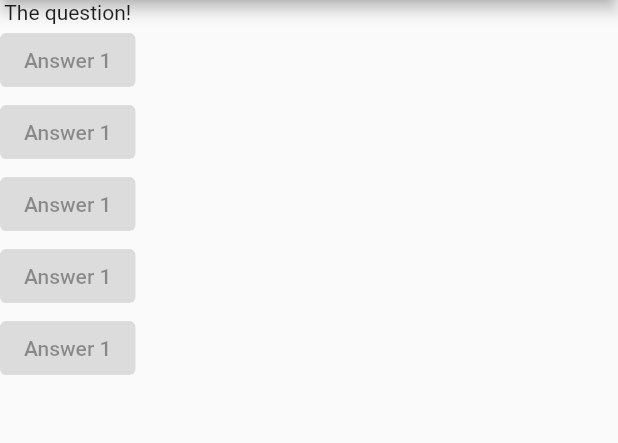
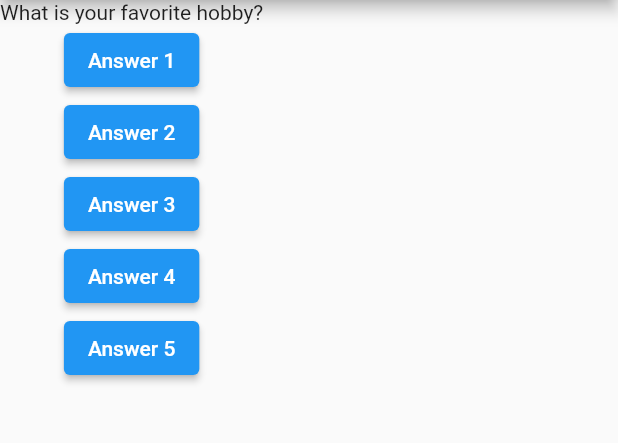
Before and after one commit to j-dolenc/Flutter, a Flutter app: the screen it shows after launch, on a phone screen of 412 x 824 dp, the part 84-527 px from its top. Run offline on Flutter 3.47's test engine with Material 2 defaults, Android fonts, the phone set to English and light mode, and no system bars.

Commit message:
no state

```diff
--- a/flutter_complete_guide/lib/main.dart
+++ b/flutter_complete_guide/lib/main.dart
@@ -11,8 +11,11 @@ class MyApp extends StatelessWidget {
   //you dont need this body
   //  this.text = text;
   //}
-
+  var qIndex = 0;
   //MyApp({this.text});
+  void answerQuestion() {
+    qIndex += 1;
+  }
 
   //this class can now be used as a widget
   //each widget needs a build method with context argument
@@ -33,26 +36,28 @@ class MyApp extends StatelessWidget {
           ),
           body: Column(
             children: [
-              Text("The question!"),
+              Text(questions[qIndex]),
               ElevatedButton(
                 child: Text("Answer 1"),
-                onPressed: null,
+                onPressed: answerQuestion,
               ),
               ElevatedButton(
-                child: Text("Answer 1"),
-                onPressed: null,
+                child: Text("Answer 2"),
+                onPressed: () => qIndex += 1,
               ),
               ElevatedButton(
-                child: Text("Answer 1"),
-                onPressed: null,
+                child: Text("Answer 3"),
+                onPressed: () {
+                  qIndex += 1;
+                },
               ),
               ElevatedButton(
-                child: Text("Answer 1"),
-                onPressed: null,
+                child: Text("Answer 4"),
+                onPressed: answerQuestion,
               ),
               ElevatedButton(
-                child: Text("Answer 1"),
-                onPressed: null,
+                child: Text("Answer 5"),
+                onPressed: answerQuestion,
               ),
             ],
           )),
```
